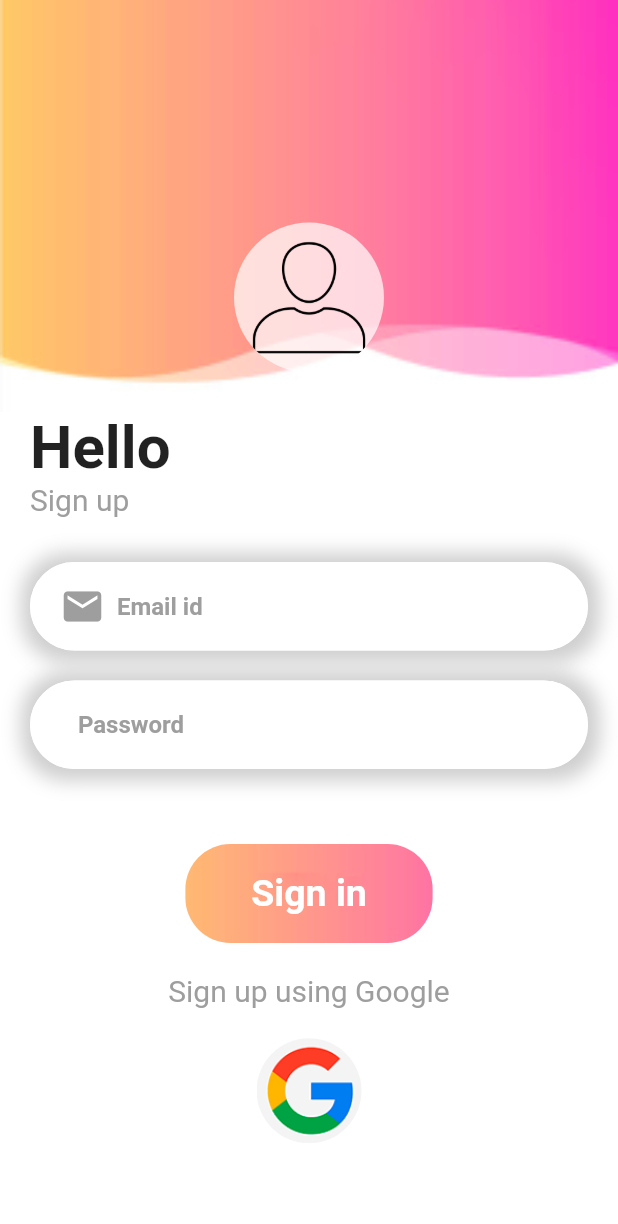
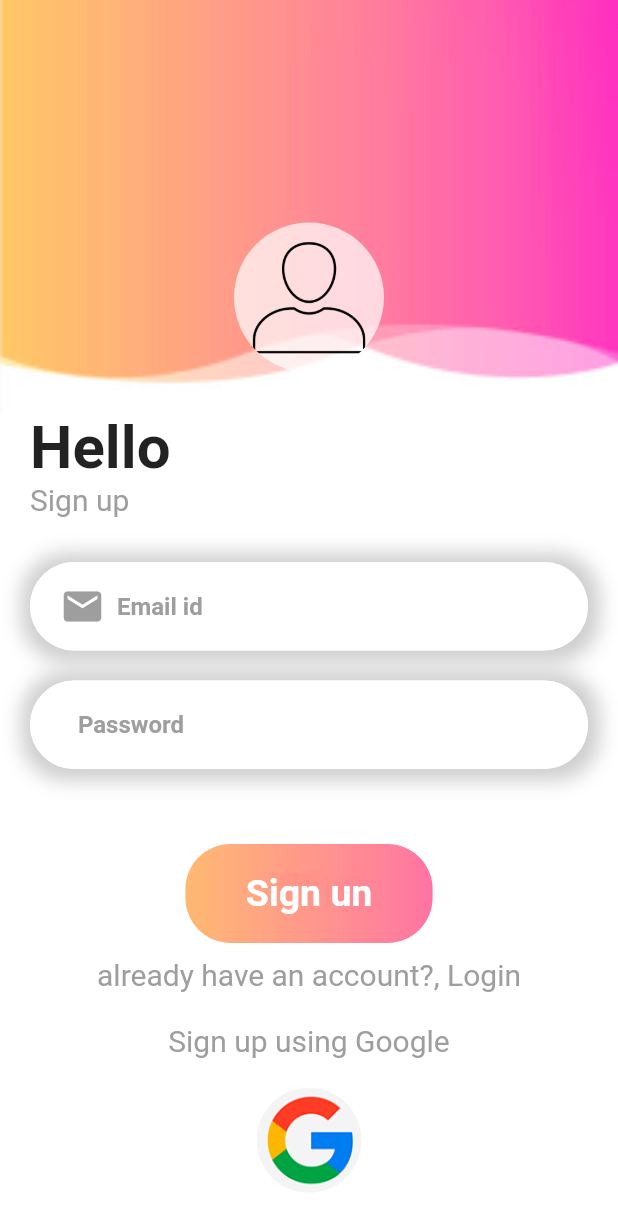
Before and after one commit to binshadhbu/login_template, a Flutter app: the SignUpPage screen opened directly, on a phone screen of 412 x 824 dp. Shown: the top 1224 px of the screen. Run offline on Flutter 3.47's test engine with Material 2 defaults, Android fonts, the light colour scheme and no system bars; our stand-ins replace get.

Commit message:
navigation done

```diff
--- a/lib/auth/login_page.dart
+++ b/lib/auth/login_page.dart
@@ -1,4 +1,8 @@
+import 'package:flutter/gestures.dart';
 import 'package:flutter/material.dart';
+import 'package:login_template/auth/signup_page.dart';
+import 'package:get/get.dart';
+
 
 class LoginPage extends StatefulWidget {
   const LoginPage({Key? key}) : super(key: key);
@@ -184,7 +188,9 @@ class _LoginPageState extends State<LoginPage> {
                   color: Colors.black,
                   fontWeight: FontWeight.bold,
                 ),
+                recognizer: TapGestureRecognizer()..onTap=()=>Get.to(()=>SignUpPage())
               )
+
             ],
           )
           ),
--- a/lib/auth/signup_page.dart
+++ b/lib/auth/signup_page.dart
@@ -1,4 +1,6 @@
+import 'package:flutter/gestures.dart';
 import 'package:flutter/material.dart';
+import 'package:get/get.dart';
 
 class SignUpPage extends StatelessWidget {
   const SignUpPage({Key? key}) : super(key: key);
@@ -171,7 +173,7 @@ class SignUpPage extends StatelessWidget {
             ),
             child:Center(
               child: Text(
-                "Sign in",
+                "Sign un",
                 style:TextStyle(
                   fontSize: 25,
                   fontWeight:FontWeight.bold,
@@ -180,6 +182,15 @@ class SignUpPage extends StatelessWidget {
               ),
             ),
           ),
+          SizedBox(height: 10,),
+          RichText(text: TextSpan(
+            recognizer: TapGestureRecognizer()..onTap=()=>Get.back(),
+            text:"already have an account?, Login",
+            style:  TextStyle(
+              fontSize: 20,
+              color: Colors.grey[500],
+            ),
+          )),
           SizedBox(height:w*0.05),
           RichText(text: TextSpan(
             text:"Sign up using Google",
--- a/lib/main.dart
+++ b/lib/main.dart
@@ -13,10 +13,9 @@ class MyApp extends StatelessWidget {
   // This widget is the root of your application.
   @override
   Widget build(BuildContext context) {
-    return MaterialApp(
+    return GetMaterialApp(
       title: 'Flutter Demo',
       theme: ThemeData(
-
         primarySwatch: Colors.blue,
       ),
       home: const LoginPage(),
```
Also changed, not shown: 2 other files.
